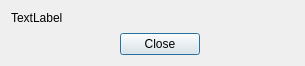
Old version of the form dialoginfo.ui in the repository LeoKlaus/HeadsetControl-GUI.
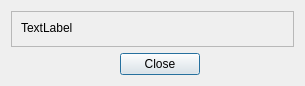
New version of the form.

Diff of the .ui file:
```diff
--- a/dialoginfo.ui
+++ b/dialoginfo.ui
@@ -7,7 +7,7 @@
     <x>0</x>
     <y>0</y>
     <width>305</width>
-    <height>66</height>
+    <height>86</height>
    </rect>
   </property>
   <property name="sizePolicy">
@@ -21,7 +21,14 @@
   </property>
   <layout class="QVBoxLayout" name="verticalLayout">
    <item>
-    <layout class="QVBoxLayout" name="contentVerticalLayout">
+    <widget class="QFrame" name="frame">
+     <property name="frameShape">
+      <enum>QFrame::StyledPanel</enum>
+     </property>
+     <property name="frameShadow">
+      <enum>QFrame::Raised</enum>
+     </property>
+     <layout class="QHBoxLayout" name="horizontalLayout">
      <item>
       <widget class="QLabel" name="label">
        <property name="sizePolicy">
@@ -45,6 +52,7 @@
       </widget>
      </item>
     </layout>
+    </widget>
    </item>
    <item>
     <layout class="QHBoxLayout" name="buttonsHorizontalLayout">
```
Lines whose indentation alone changed are shown as unchanged.
